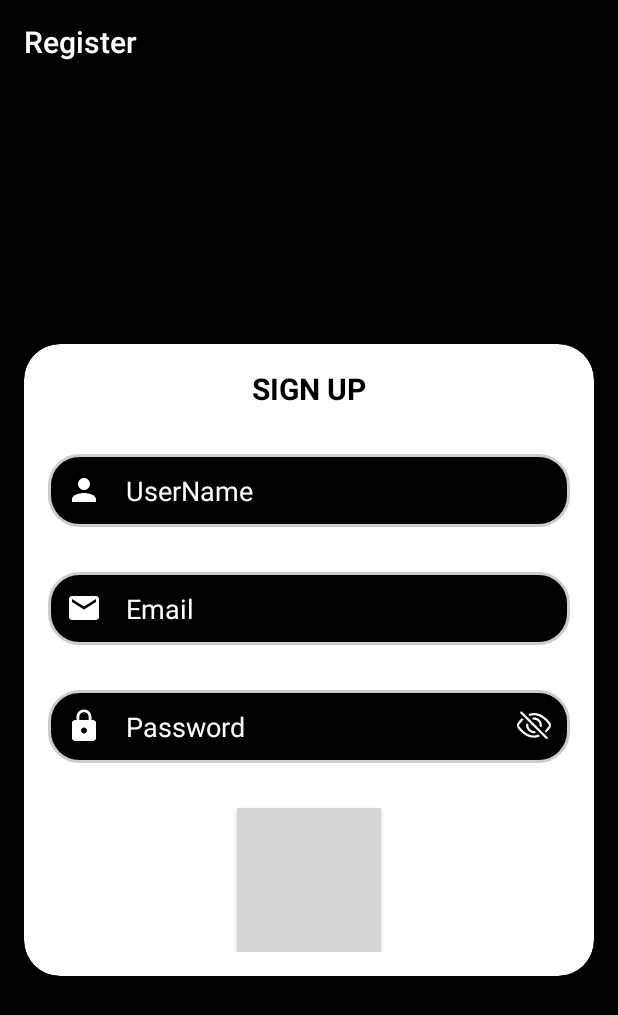
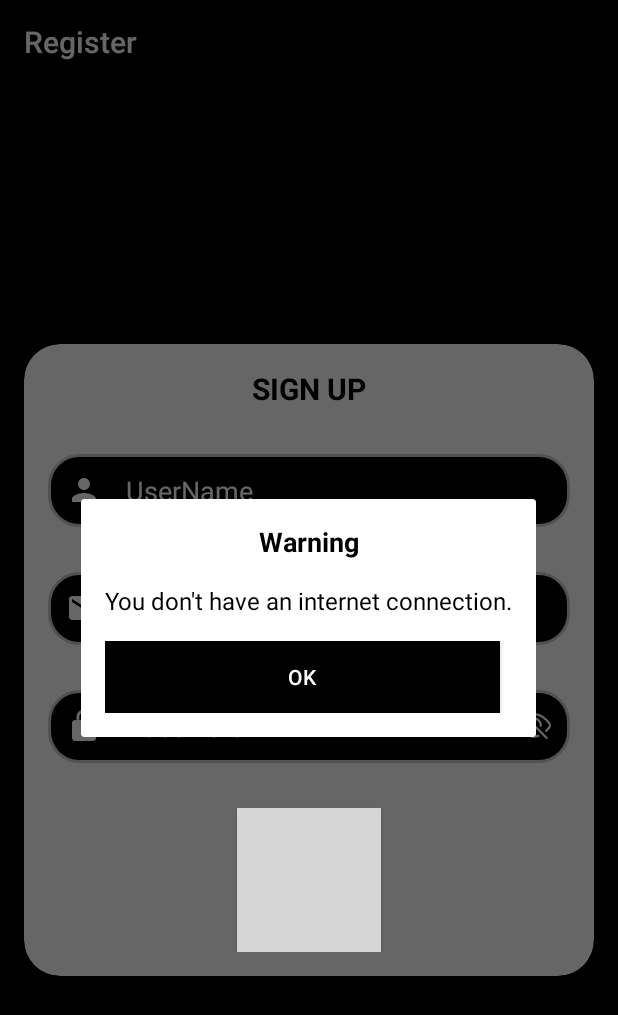
Before and after one commit to aligurkantore/E-Commerce-App, an Android app: the RegisterFragment screen opened through its navigation route, on a phone screen of 412 x 824 dp. Shown: the top 1015 px of the screen. Run offline under Robolectric (Android 15) with nearby library versions, the phone set to English and light mode, and no system bars; our stand-ins replace Dagger/Hilt's generated code, Firebase (no records; nobody signed in at launch, a user with empty details on screens opened directly), navigation-ui; pictures from the network do not load; grey boxes are pictures that could not be loaded.

Commit message:
#Dialog will be shown when there is no internet connection. #Welcome dialog will be displayed on the homepage.

```diff
--- a/app/src/main/java/com/example/e_commerceapp/base/BaseFragment.kt
+++ b/app/src/main/java/com/example/e_commerceapp/base/BaseFragment.kt
@@ -2,12 +2,16 @@ package com.example.e_commerceapp.base
 
 import android.content.Context
 import android.os.Bundle
+import android.util.Log
 import android.view.LayoutInflater
 import android.view.View
 import android.view.ViewGroup
 import androidx.fragment.app.Fragment
 import androidx.lifecycle.ViewModelProvider
 import androidx.viewbinding.ViewBinding
+import com.example.e_commerceapp.R
+import com.example.e_commerceapp.helper.NetWorkUtils
+import com.example.e_commerceapp.ui.dialogs.CustomDialog
 import com.example.e_commerceapp.util.ProgressBarUtil
 
 abstract class BaseFragment<VB : ViewBinding, VM : BaseViewModel> : Fragment() {
@@ -19,6 +23,7 @@ abstract class BaseFragment<VB : ViewBinding, VM : BaseViewModel> : Fragment() {
         get() = _binding
 
     protected abstract val viewModelClass: Class<out VM>
+    lateinit var netWorkUtils: NetWorkUtils
     lateinit var progressBarUtil: ProgressBarUtil
 
     protected val viewModel: VM by lazy {
@@ -47,9 +52,31 @@ abstract class BaseFragment<VB : ViewBinding, VM : BaseViewModel> : Fragment() {
 
     override fun onViewCreated(view: View, savedInstanceState: Bundle?) {
         super.onViewCreated(view, savedInstanceState)
+        netWorkUtils = NetWorkUtils()
         progressBarUtil = ProgressBarUtil(mContext, view as ViewGroup)
         setUpListeners()
         setUpObservers()
+
+        if (netWorkUtils.isInternetAvailable(mContext)){
+            Log.d("agt", "There is an Internet connection ")
+        }else {
+            Log.d("agt", "No Internet connection ")
+            showNoInternetDialog()
+        }
+    }
+
+
+    private fun showNoInternetDialog(){
+        CustomDialog(
+            mContext,
+            getString(R.string.warning),
+            getString(R.string.no_internet),
+            getString(R.string.ok),
+            showNegativeButton = false,
+            positiveButtonClickListener = {
+                activity?.finishAffinity()
+            }
+        ).show()
     }
 
     override fun onDestroyView() {
--- /dev/null
+++ b/app/src/main/java/com/example/e_commerceapp/helper/NetWorkUtils.kt
@@ -0,0 +1,23 @@
+package com.example.e_commerceapp.helper
+
+import android.content.Context
+import android.net.ConnectivityManager
+import android.net.NetworkCapabilities
+import android.os.Build
+
+class NetWorkUtils {
+
+    fun isInternetAvailable(context: Context): Boolean {
+        val connectivityManager =
+            context.getSystemService(Context.CONNECTIVITY_SERVICE) as ConnectivityManager
+
+        if (Build.VERSION.SDK_INT >= Build.VERSION_CODES.M) {
+            val network = connectivityManager.activeNetwork ?: return false
+            val capabilities = connectivityManager.getNetworkCapabilities(network) ?: return false
+            return capabilities.hasCapability(NetworkCapabilities.NET_CAPABILITY_INTERNET)
+        } else {
+            val networkInfo = connectivityManager.activeNetworkInfo ?: return false
+            return networkInfo.isConnected && networkInfo.isAvailable
+        }
+    }
+}
--- a/app/src/main/java/com/example/e_commerceapp/ui/fragments/login/LoginFragment.kt
+++ b/app/src/main/java/com/example/e_commerceapp/ui/fragments/login/LoginFragment.kt
@@ -59,7 +59,7 @@ class LoginFragment : BaseFragment<FragmentLoginBinding, LoginViewModel>() {
         viewModel.apply {
             loginResult.observeNonNull(viewLifecycleOwner) {
                 if (it) {
-                    navigateSafe(R.id.action_loginFragment_to_profileFragment)
+                    navigateSafe(R.id.action_loginFragment_to_dashBoardFragment)
                 } else {
                     showMessage(mContext,getString(R.string.login_failed))
                 }
--- a/app/src/main/java/com/example/e_commerceapp/ui/fragments/profile/ProfileFragment.kt
+++ b/app/src/main/java/com/example/e_commerceapp/ui/fragments/profile/ProfileFragment.kt
@@ -45,7 +45,6 @@ class ProfileFragment : BaseFragment<FragmentProfileBinding, ProfileViewModel>()
     private lateinit var languageAdapter: LanguageAdapter
     private lateinit var currencyAdapter: CurrencyAdapter
     private lateinit var setCategories: SetCategories
-    private var isWelcomeDialogShown = false
     private var dialog: Dialog? = null
 
     override val viewModelClass: Class<out ProfileViewModel>
@@ -131,10 +130,6 @@ class ProfileFragment : BaseFragment<FragmentProfileBinding, ProfileViewModel>()
             buttonRegister goneIf isVisible
             val email: String? = BaseShared.getString(mContext, EMAIL, "")
             binding?.textViewName?.text = email ?: ""
-            if (isVisible && !isWelcomeDialogShown) {
-                showWelcomeDialog()
-                isWelcomeDialogShown = true
-            }
         }
     }
 
@@ -248,15 +243,6 @@ class ProfileFragment : BaseFragment<FragmentProfileBinding, ProfileViewModel>()
         dialog?.show()
     }
 
-    private fun showWelcomeDialog() {
-        CustomDialog(
-            mContext,
-            getString(R.string.welcome),
-            getString(R.string.welcome_dialog),
-            getString(R.string.ok),
-            showNegativeButton = false
-        ).show()
-    }
 
     private fun showLogoutDialog() {
         CustomDialog(
--- a/app/src/main/java/com/example/e_commerceapp/ui/fragments/register/RegisterFragment.kt
+++ b/app/src/main/java/com/example/e_commerceapp/ui/fragments/register/RegisterFragment.kt
@@ -50,7 +50,7 @@ class RegisterFragment : BaseFragment<FragmentRegisterBinding, RegisterViewModel
         viewModel.apply {
             registrationResult.observeNonNull(viewLifecycleOwner) {
                 if (it) {
-                    navigateSafe(R.id.action_registerFragment_to_profileFragment)
+                    navigateSafe(R.id.action_registerFragment_to_dashBoardFragment)
                 } else {
                     showMessage(mContext,getString(R.string.register_failed))
                 }
--- a/app/src/main/res/navigation/navigation.xml
+++ b/app/src/main/res/navigation/navigation.xml
@@ -3,7 +3,7 @@
     xmlns:app="http://schemas.android.com/apk/res-auto"
     xmlns:tools="http://schemas.android.com/tools"
     android:id="@+id/navigation"
-    app:startDestination="@id/profileFragment"
+    app:startDestination="@id/dashBoardFragment"
     tools:ignore="UnusedNavigation">
 
     <fragment
--- a/app/src/main/res/values/strings.xml
+++ b/app/src/main/res/values/strings.xml
@@ -55,4 +55,7 @@
     <string name="product_removed_from_cart">Product removed from your cart</string>
     <string name="unexpected_error">An unexpected error occurred</string>
     <string name="order_received">Your order has been received</string>
+    <string name="warning">Warning</string>
+    <string name="no_internet">You don\'t have an internet connection.</string>
+
 </resources>
```
Also changed, not shown: app/src/main/java/com/example/e_commerceapp/ui/fragments/dashboard/DashBoardFragment.kt (+16 -0 lines), 3 other files.
